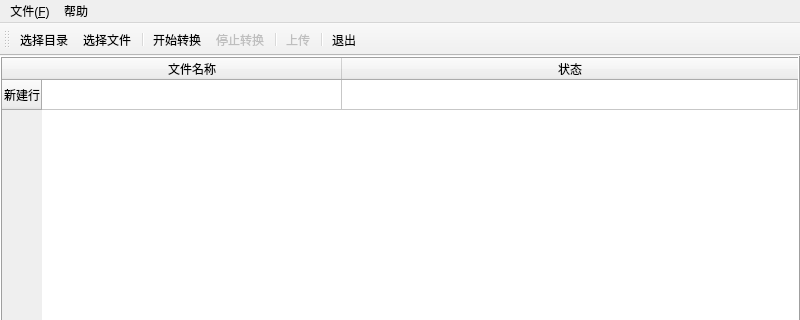
This is ui_main.ui in jondy/mkepub as Qt 5 draws it before an edit; both pictures show x 0 to 800 and y 0 to 320 of the 800 by 600 pixel window. The edited form follows.
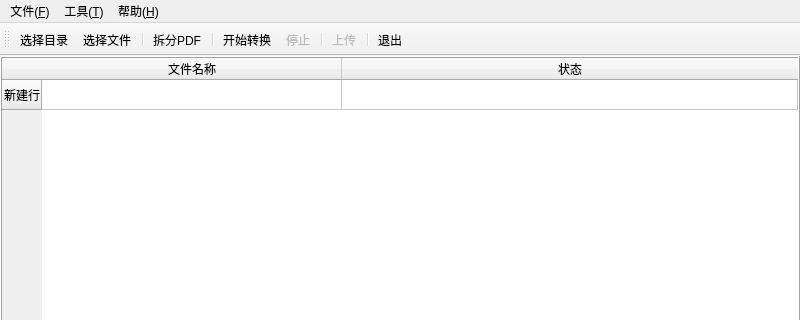
This is the edited form.

Commit message: Add split pdf action

What changed in the file:
```diff
--- a/ui_main.ui
+++ b/ui_main.ui
@@ -100,12 +100,19 @@
    </widget>
    <widget class="QMenu" name="menu">
     <property name="title">
-     <string>帮助</string>
+     <string>帮助(&amp;H)</string>
     </property>
     <addaction name="actionHelp"/>
     <addaction name="actionAbout"/>
    </widget>
+   <widget class="QMenu" name="menu_2">
+    <property name="title">
+     <string>工具(&amp;T)</string>
+    </property>
+    <addaction name="action_split_pdf"/>
+   </widget>
    <addaction name="menu_file"/>
+   <addaction name="menu_2"/>
    <addaction name="menu"/>
   </widget>
   <widget class="QStatusBar" name="statusbar"/>
@@ -122,6 +129,8 @@
    <addaction name="actionSelectDirectory"/>
    <addaction name="actionSelectFiles"/>
    <addaction name="separator"/>
+   <addaction name="action_split_pdf"/>
+   <addaction name="separator"/>
    <addaction name="actionStart"/>
    <addaction name="actionStop"/>
    <addaction name="separator"/>
@@ -162,7 +171,10 @@
     <bool>false</bool>
    </property>
    <property name="text">
-    <string>停止转换</string>
+    <string>停止</string>
+   </property>
+   <property name="toolTip">
+    <string>停止正在进行的任务</string>
    </property>
   </action>
   <action name="actionUpload">
@@ -184,6 +196,14 @@
     <string>使用说明和帮助</string>
    </property>
   </action>
+  <action name="action_split_pdf">
+   <property name="text">
+    <string>拆分PDF</string>
+   </property>
+   <property name="toolTip">
+    <string>把一个大的PDF文件拆分成为几个小文件</string>
+   </property>
+  </action>
  </widget>
  <resources/>
  <connections>
```
Left out of the diff: 2 changed lines with no effect on the pictures. The commit also changes 3 other files.
